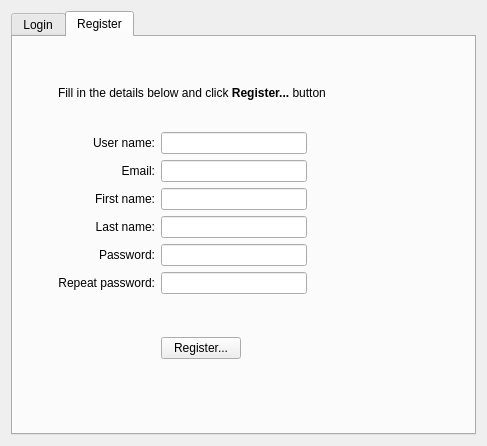
Old version of the form attica/kcm/providerconfigwidget.ui in the repository KDE/kde-runtime.
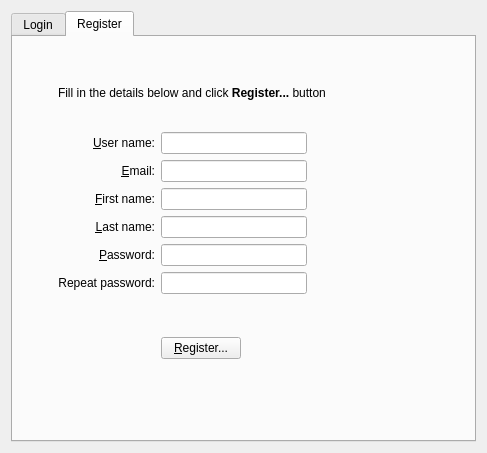
New version of the form. The open tabs and pages were chosen to show the change. Custom widgets are drawn as their Qt base class.

Commit message:
Hi translators, sorry for the confusion with the attica kcm. There is one more message fix coming from me tomorrow. Thank you for your work and allowing fixes!
-give good error messages
-fix buddies in ui

The edit to the form file:
```diff
--- a/attica/kcm/providerconfigwidget.ui
+++ b/attica/kcm/providerconfigwidget.ui
@@ -6,8 +6,8 @@
    <rect>
     <x>0</x>
     <y>0</y>
-    <width>470</width>
-    <height>446</height>
+    <width>463</width>
+    <height>453</height>
    </rect>
   </property>
   <layout class="QVBoxLayout" name="verticalLayout">
@@ -263,13 +263,13 @@
            <item row="0" column="0">
             <widget class="QLabel" name="label_2">
              <property name="text">
-              <string>User name:</string>
+              <string>&amp;User name:</string>
              </property>
              <property name="alignment">
               <set>Qt::AlignRight|Qt::AlignTrailing|Qt::AlignVCenter</set>
              </property>
              <property name="buddy">
-              <cstring>userEditLP</cstring>
+              <cstring>userEditRP</cstring>
              </property>
             </widget>
            </item>
@@ -279,7 +279,7 @@
            <item row="1" column="0">
             <widget class="QLabel" name="label_4">
              <property name="text">
-              <string>Email:</string>
+              <string>&amp;Email:</string>
              </property>
              <property name="alignment">
               <set>Qt::AlignRight|Qt::AlignTrailing|Qt::AlignVCenter</set>
@@ -295,13 +295,13 @@
            <item row="4" column="0">
             <widget class="QLabel" name="label_6">
              <property name="text">
-              <string>Password:</string>
+              <string>&amp;Password:</string>
              </property>
              <property name="alignment">
               <set>Qt::AlignRight|Qt::AlignTrailing|Qt::AlignVCenter</set>
              </property>
              <property name="buddy">
-              <cstring>passwordEditLP</cstring>
+              <cstring>passwordEditRP</cstring>
              </property>
             </widget>
            </item>
@@ -335,11 +335,14 @@
            <item row="2" column="0">
             <widget class="QLabel" name="label_8">
              <property name="text">
-              <string>First name:</string>
+              <string>&amp;First name:</string>
              </property>
              <property name="alignment">
               <set>Qt::AlignRight|Qt::AlignTrailing|Qt::AlignVCenter</set>
              </property>
+             <property name="buddy">
+              <cstring>firstNameEdit</cstring>
+             </property>
             </widget>
            </item>
            <item row="2" column="1">
@@ -348,11 +351,14 @@
            <item row="3" column="0">
             <widget class="QLabel" name="label_9">
              <property name="text">
-              <string>Last name:</string>
+              <string>&amp;Last name:</string>
              </property>
              <property name="alignment">
               <set>Qt::AlignRight|Qt::AlignTrailing|Qt::AlignVCenter</set>
              </property>
+             <property name="buddy">
+              <cstring>lastNameEdit</cstring>
+             </property>
             </widget>
            </item>
            <item row="3" column="1">
@@ -384,6 +390,9 @@
                <property name="text">
                 <string/>
                </property>
+               <property name="textFormat">
+                <enum>Qt::RichText</enum>
+               </property>
                <property name="wordWrap">
                 <bool>true</bool>
                </property>
@@ -396,7 +405,7 @@
              <item>
               <widget class="QPushButton" name="registerButton">
                <property name="text">
-                <string>Register...</string>
+                <string>&amp;Register...</string>
                </property>
               </widget>
              </item>
```
The commit also changes 1 other file.
